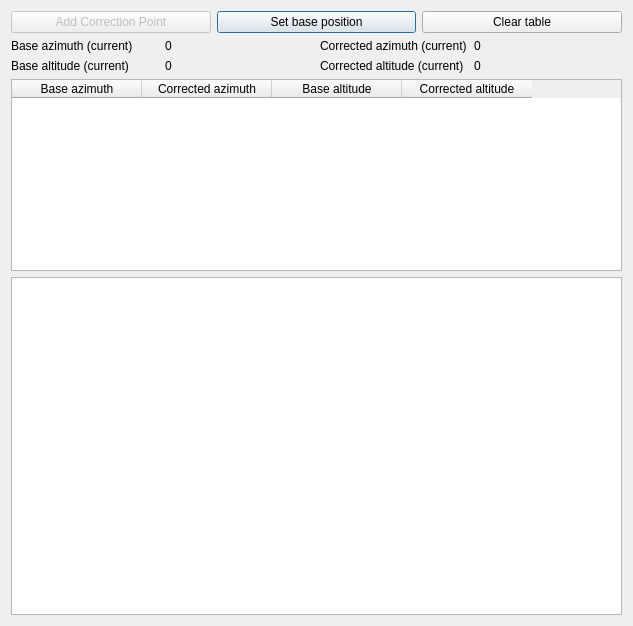
Before: the Qt Designer form CorrectionTable.ui in kwahoo2/Mortar, drawn with Qt 5.
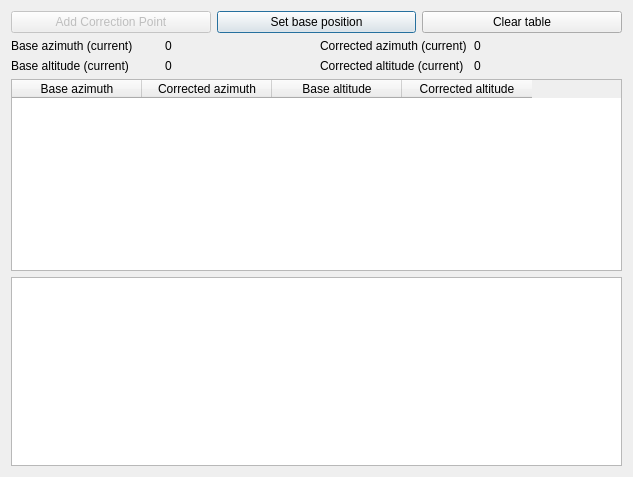
After: the same form once the commit is applied. Custom widgets are drawn as their Qt base class.

What changed in the file:
```diff
--- a/CorrectionTable.ui
+++ b/CorrectionTable.ui
@@ -7,7 +7,7 @@
     <x>0</x>
     <y>0</y>
     <width>633</width>
-    <height>626</height>
+    <height>477</height>
    </rect>
   </property>
   <property name="minimumSize">
```
